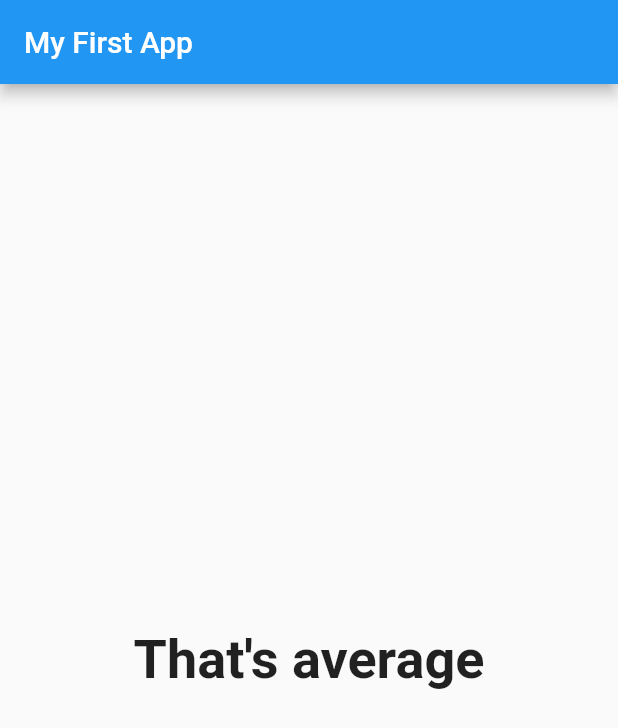
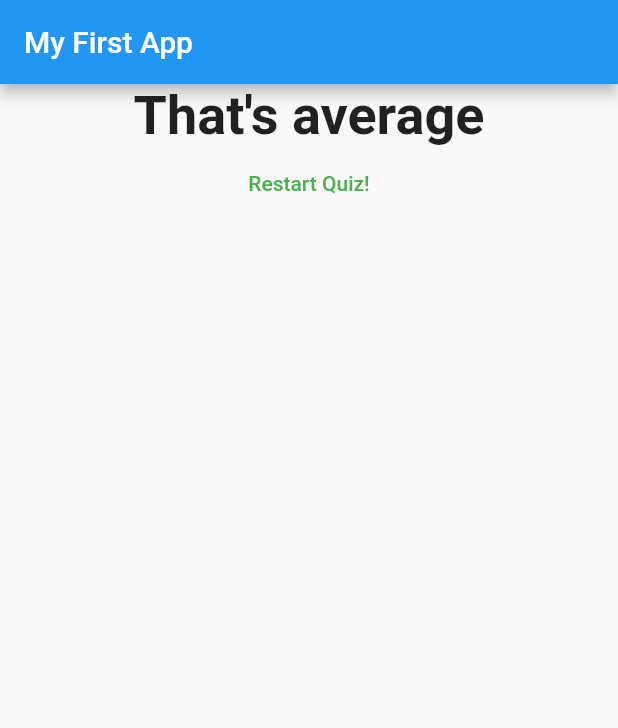
Before and after one commit to Kcruz24/quiz-app-flutter, a Flutter app: the screen it shows after launch, after a tap on "Black", after a tap on "Koala", after a tap on "Tim Buchalka", on a phone screen of 412 x 824 dp. Shown: the top 728 px of the screen. Run offline on Flutter 3.47's test engine with Material 2 defaults, Android fonts, the phone set to English and light mode, and no system bars.

Commit message:
[54] Resetting the Quiz

```diff
--- a/lib/main.dart
+++ b/lib/main.dart
@@ -44,6 +44,13 @@ class _MyAppState extends State<MyApp> {
   var _questionIndex = 0;
   var _totalScore = 0;
 
+  void _resetQuiz() {
+    setState(() {
+      _questionIndex = 0;
+      _totalScore = 0;
+    });
+  }
+
   void _answerQuestion(int score) {
     _totalScore += score;
 
@@ -63,7 +70,7 @@ class _MyAppState extends State<MyApp> {
         ),
         body: _questionIndex < _questions.length
             ? Quiz(_answerQuestion, _questions, _questionIndex)
-            : Result(_totalScore),
+            : Result(_totalScore, _resetQuiz),
       ),
     );
   }
--- a/lib/result.dart
+++ b/lib/result.dart
@@ -2,8 +2,9 @@ import 'package:flutter/material.dart';
 
 class Result extends StatelessWidget {
   final int resultScore;
+  final Function resetHandler;
 
-  Result(this.resultScore);
+  Result(this.resultScore, this.resetHandler);
 
   String get resultPhrase {
     var resultText = 'You did it!';
@@ -24,10 +25,19 @@ class Result extends StatelessWidget {
   @override
   Widget build(BuildContext context) {
     return Center(
-      child: Text(
-        resultPhrase,
-        style: TextStyle(fontSize: 36, fontWeight: FontWeight.bold),
-        textAlign: TextAlign.center,
+      child: Column(
+        children: [
+          Text(
+            resultPhrase,
+            style: TextStyle(fontSize: 36, fontWeight: FontWeight.bold),
+            textAlign: TextAlign.center,
+          ),
+          FlatButton(
+            child: Text('Restart Quiz!'),
+            onPressed: resetHandler,
+            textColor: Colors.green,
+          )
+        ],
       ),
     );
   }
```
